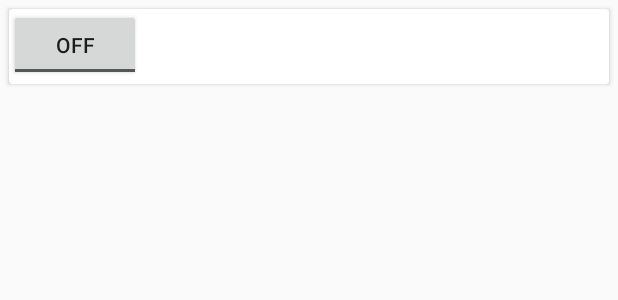
After one commit to ericmatte/Budgeto, an Android app: the layout card.xml on its own in the app's theme, with its tools: preview values and no code run, on a phone screen of 412 x 824 dp. The commit adds this screen. Shown: the top 300 px of the screen. Run offline under Robolectric (Android 15) with nearby library versions, the phone set to English and light mode, and no system bars.

Commit message:
Bank cards and updated gradle.

```diff
--- a/app/Budgeto/app/src/main/java/com/endless/budgeto/MainActivity.java
+++ b/app/Budgeto/app/src/main/java/com/endless/budgeto/MainActivity.java
@@ -8,6 +8,7 @@ import android.webkit.WebView;
 import android.widget.ListAdapter;
 import android.widget.ListView;
 
+import com.endless.adapter.CategoryAdapter;
 import com.endless.bank.BankScraper;
 import com.endless.bank.Categorizer;
 import com.endless.bank.Tangerine;
@@ -63,7 +64,7 @@ public class MainActivity extends AppCompatActivity {
     public void showCategories() {
         try {
             List<JSONObject> cats = Categorizer.listerize(Categorizer.categorize(bankResponse.getJSONArray("transactions")));
-            ListAdapter adapter = new CustomAdapter(this, cats);
+            ListAdapter adapter = new CategoryAdapter(this, cats);
             ListView listView = (ListView) findViewById(R.id.listView);
             listView.setAdapter(adapter);
         } catch (JSONException e) {
--- /dev/null
+++ b/app/Budgeto/app/src/main/res/layout/card.xml
@@ -0,0 +1,37 @@
+<LinearLayout xmlns:android="http://schemas.android.com/apk/res/android"
+    xmlns:tools="http://schemas.android.com/tools"
+    xmlns:card_view="http://schemas.android.com/apk/res-auto"
+    android:layout_width="match_parent"
+    android:layout_height="wrap_content">
+
+    <!-- https://developer.android.com/training/material/shadows-clipping.html -->
+    <!-- A CardView that contains a TextView -->
+    <android.support.v7.widget.CardView
+        android:id="@+id/card_view"
+        android:layout_width="match_parent"
+        android:layout_height="wrap_content"
+        android:layout_margin="6dp"
+        card_view:cardCornerRadius="2dp"
+        card_view:cardElevation="2dp" >
+
+    <TextView
+        android:id="@+id/info_text"
+        android:layout_width="wrap_content"
+        android:layout_height="50dp" />
+
+    <ToggleButton
+        android:text="ToggleButton"
+        android:layout_width="wrap_content"
+        android:layout_height="wrap_content"
+        android:id="@+id/btnElevation"
+        android:checked="false" />
+
+    </android.support.v7.widget.CardView>
+
+    <ToggleButton
+        android:text="ToggleButton"
+        android:layout_width="wrap_content"
+        android:layout_height="wrap_content"
+        android:id="@+id/toggleButton"
+        android:layout_weight="1" />
+</LinearLayout>
--- /dev/null
+++ b/app/Budgeto/app/src/main/res/layout/item_single_bank.xml
@@ -0,0 +1,6 @@
+<?xml version="1.0" encoding="utf-8"?>
+<RelativeLayout xmlns:android="http://schemas.android.com/apk/res/android"
+    android:layout_width="match_parent" android:layout_height="match_parent">
+
+
+</RelativeLayout>
```
Also changed, not shown: app/Budgeto/app/build.gradle (+5 -3 lines), app/Budgeto/app/src/main/java/com/endless/adapter/BankAdapter.java (added, +78 -0 lines), app/Budgeto/app/src/main/java/com/endless/adapter/CategoryAdapter.java (renamed from app/Budgeto/app/src/main/java/com/endless/budgeto/CustomAdapter.java, +5 -3 lines), app/Budgeto/app/src/main/java/com/endless/budgeto/BanksFragment.java (deleted, +0 -44 lines), app/Budgeto/app/src/main/java/com/endless/budgeto/SetupActivity.java (+24 -1 lines), app/Budgeto/app/src/main/res/layout/fragment_banks.xml (+7 -27 lines).
